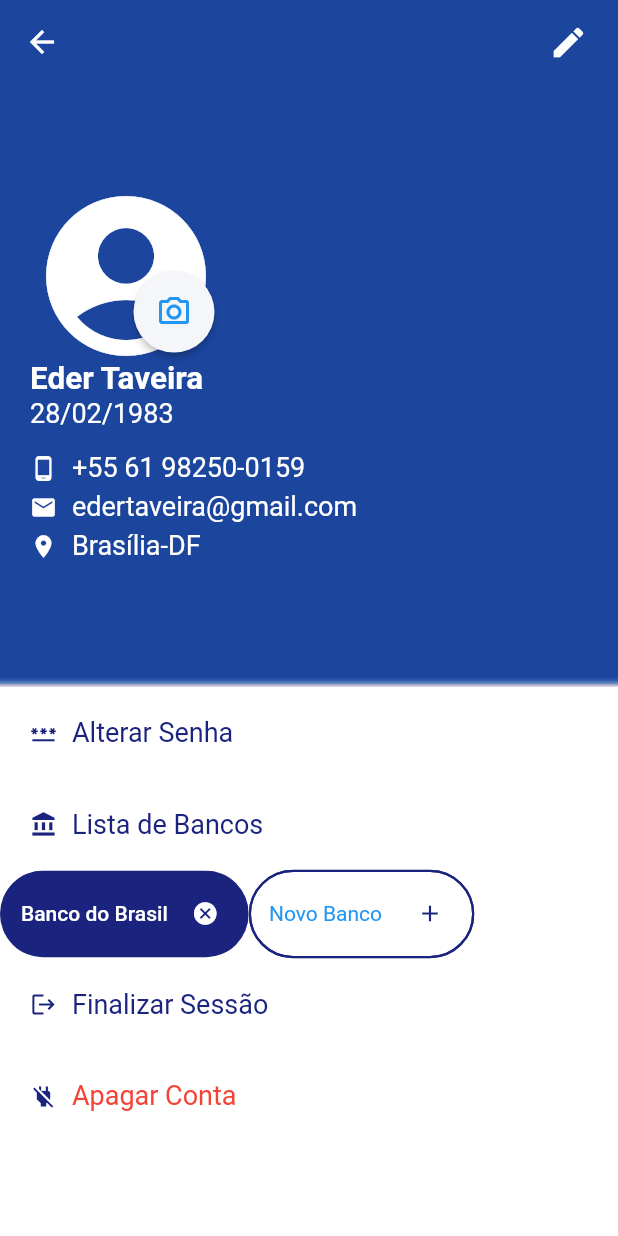
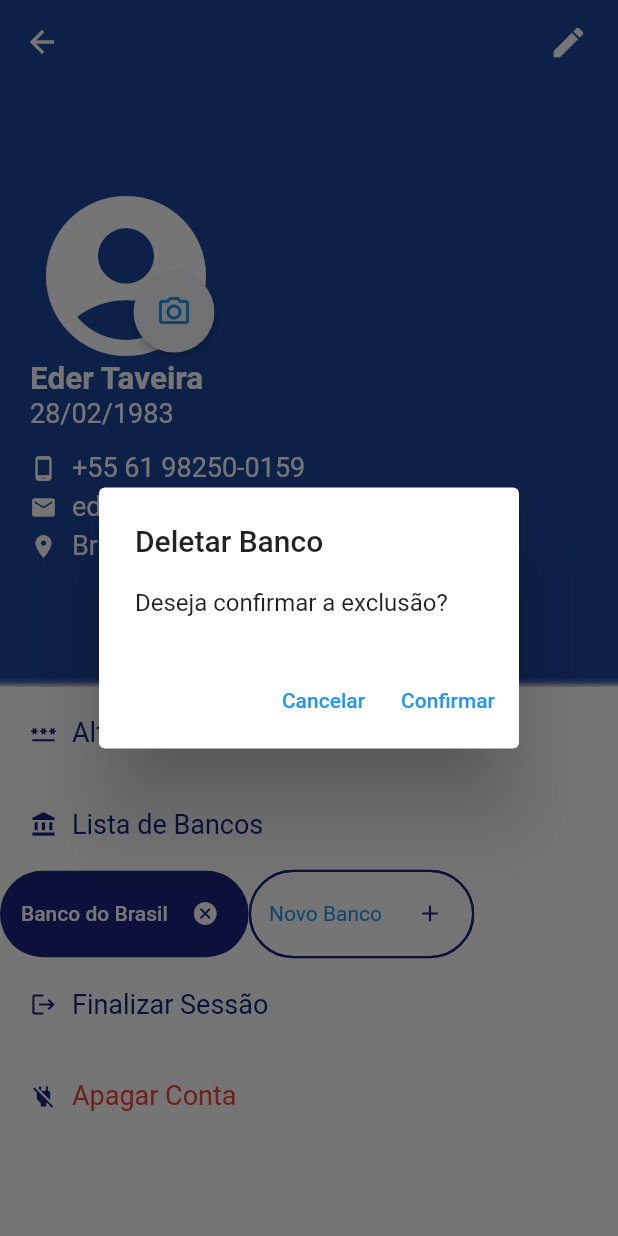
Before and after one commit to RibarrJR/fidelidade_android, a Flutter app: the ProfileScreen screen opened by its route, after a tap on the "cancel" icon, on a phone screen of 412 x 824 dp. Run offline on Flutter 3.47's test engine with Material 2 defaults, Android fonts, the phone set to English and light mode, and no system bars; our stand-ins replace email_validator, flutter_svg, image_picker, mask_text_input_formatter, sqflite, syncfusion_flutter_charts; missing offline and left inert: cpf_cnpj_validator, image_picker_for_web, popup_menu; accounts and stored records are empty.

Commit message:
Eder (#65)
* Implementação do layout Profile

* feat: creating profile page and banks.

* feat: colocando link do profile no menu

* Colocando Tabs no modal

* ajuste de modal do banco

* Modal de adicionar banco

* Ajustando modal de Alterar senha e abrindo popup de foto

* fix: colocando alert de confirmações

Co-authored-by: AdrianoValadaresFrwk <adrianovaladares@frwk.com.br>

```diff
--- a/lib/features/Profile/presentation/widgets/BankChips.dart
+++ b/lib/features/Profile/presentation/widgets/BankChips.dart
@@ -1,6 +1,7 @@
 import 'package:fidelidade_android/features/Profile/presentation/widgets/BankAdd.dart';
 import 'package:fidelidade_android/utils/constants.dart';
 import 'package:flutter/material.dart';
+import 'package:fidelidade_android/utils/Alerts.dart';
 
 class BankChips extends StatefulWidget {
   const BankChips({Key? key}) : super(key: key);
@@ -35,31 +36,34 @@ class _BankChipsState extends State<BankChips> {
   Widget build(BuildContext context) {
     return Row(children: [
       Chip(
-        label: Text('Banco do Brasil'),
-        deleteIcon: Icon(Icons.cancel),
-        backgroundColor: kPrimaryColor,
-        labelPadding: EdgeInsets.only(top: 13, bottom: 13, left: 10),
-        labelStyle: TextStyle(color: kPrimaryLightColor),
-        deleteIconColor: kPrimaryLightColor,
-        onDeleted: () {},
-      ),
+          label: const Text('Banco do Brasil'),
+          deleteIcon: const Icon(Icons.cancel),
+          backgroundColor: kPrimaryColor,
+          labelPadding: const EdgeInsets.only(top: 13, bottom: 13, left: 10),
+          labelStyle: const TextStyle(color: kPrimaryLightColor),
+          deleteIconColor: kPrimaryLightColor,
+          onDeleted: () {
+            showAlertDialog(
+                context, "Deletar Banco", "Deseja confirmar a exclusão?");
+          }),
       Chip(
         label: TextButton(
           style: ButtonStyle(
             textStyle: MaterialStateProperty.all<TextStyle>(
-                TextStyle(color: kPrimaryColor)),
-            padding: MaterialStateProperty.all<EdgeInsets>(EdgeInsets.all(0)),
+                const TextStyle(color: kPrimaryColor)),
+            padding:
+                MaterialStateProperty.all<EdgeInsets>(const EdgeInsets.all(0)),
           ),
           onPressed: () {
             _openBankAddModal(context);
           },
-          child: Text('Novo Banco'),
+          child: const Text('Novo Banco'),
         ),
-        deleteIcon: Icon(Icons.add),
+        deleteIcon: const Icon(Icons.add),
         deleteIconColor: kPrimaryColor,
         backgroundColor: kPrimaryLightColor,
-        labelStyle: TextStyle(color: kPrimaryLightColor),
-        side: BorderSide(width: 1.5, color: kPrimaryColor),
+        labelStyle: const TextStyle(color: kPrimaryLightColor),
+        side: const BorderSide(width: 1.5, color: kPrimaryColor),
         onDeleted: () {},
       ),
     ]);
--- a/lib/features/Profile/presentation/widgets/ProfileBody.dart
+++ b/lib/features/Profile/presentation/widgets/ProfileBody.dart
@@ -5,6 +5,7 @@ import 'package:fidelidade_android/utils/constants.dart';
 import 'package:flutter/material.dart';
 import 'package:popup_menu/popup_menu.dart';
 import 'package:image_picker/image_picker.dart';
+import 'package:fidelidade_android/utils/Alerts.dart';
 import 'dart:io';
 
 enum ImageSourceType { gallery, camera }
@@ -257,7 +258,8 @@ class _ProfileBodyState extends State<ProfileBody> {
       const BankChips(),
       GestureDetector(
         onTap: () {
-          print(1);
+          showAlertDialog(context, "Confirmação",
+              "Gostaria de confirmar a Finalização da sessão?");
         },
         child: const Padding(
           padding: EdgeInsets.all(20),
@@ -277,7 +279,10 @@ class _ProfileBodyState extends State<ProfileBody> {
         ),
       ),
       GestureDetector(
-        onTap: () {},
+        onTap: () {
+          showAlertDialog(
+              context, "Confirmação", "Gostaria de confirmar apagar a conta?");
+        },
         child: const Padding(
           padding: EdgeInsets.all(20),
           child: Align(
--- /dev/null
+++ b/lib/utils/Alerts.dart
@@ -0,0 +1,33 @@
+import 'package:flutter/material.dart';
+
+showAlertDialog(BuildContext context, String title, String description) {
+  // set up the buttons
+  Widget cancelButton = TextButton(
+    child: const Text("Cancelar"),
+    onPressed: () {
+      Navigator.of(context).pop();
+    },
+  );
+  Widget continueButton = TextButton(
+    child: const Text("Confirmar"),
+    onPressed: () {
+      Navigator.of(context).pop();
+    },
+  );
+  // set up the AlertDialog
+  AlertDialog alert = AlertDialog(
+    title: Text(title),
+    content: Text(description),
+    actions: [
+      cancelButton,
+      continueButton,
+    ],
+  );
+  // show the dialog
+  showDialog(
+    context: context,
+    builder: (BuildContext context) {
+      return alert;
+    },
+  );
+}
```
Also changed, not shown: lib/shared/presentation/widgets/ChangePassword.dart (added, +95 -0 lines), lib/shared/presentation/widgets/ProfileEdit.dart (added, +95 -0 lines).
